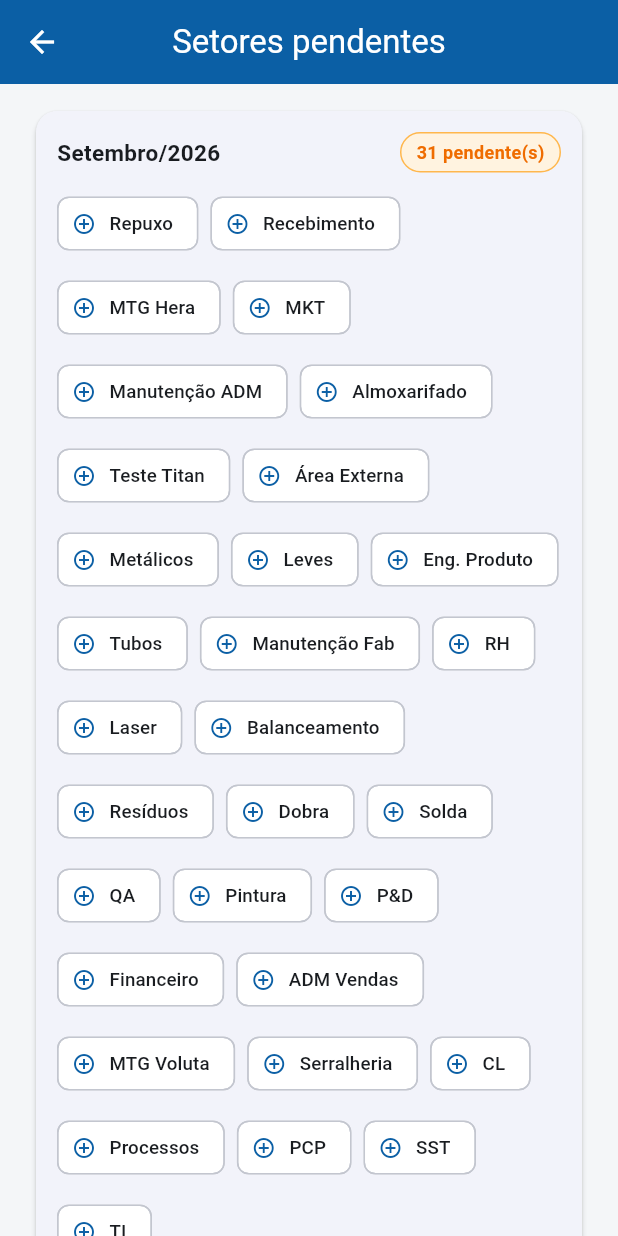
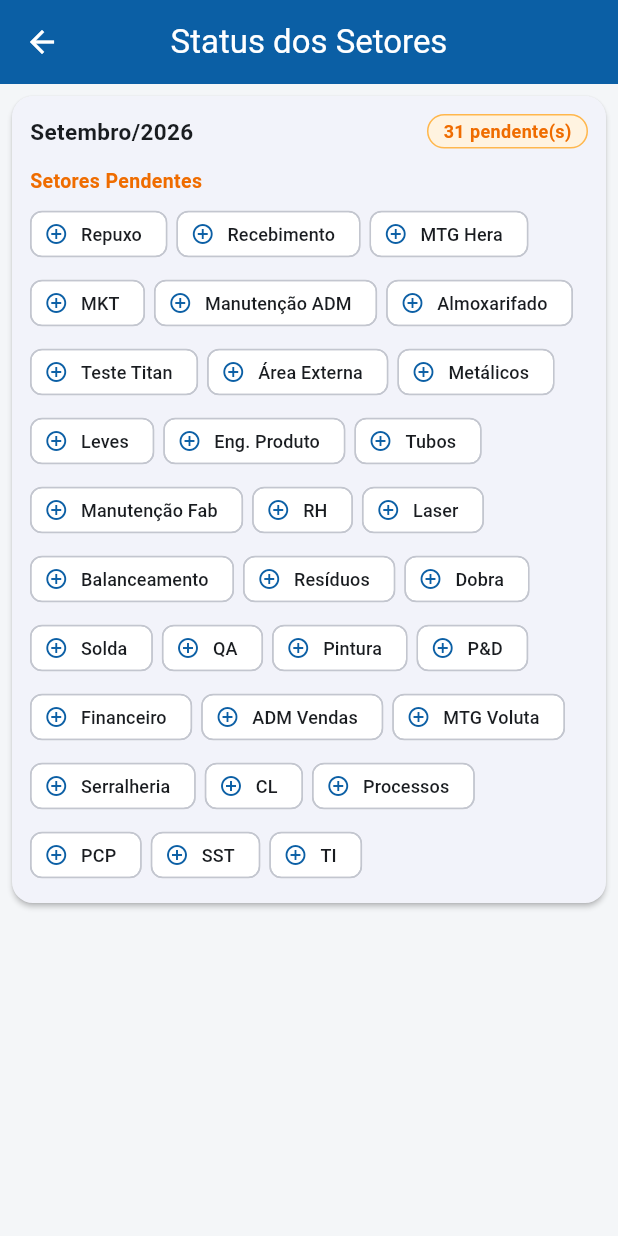
Before and after one commit to pheelpss/auditoria-5s-app, a Flutter app: the IndicatorsScreen screen opened directly, on a phone screen of 412 x 824 dp. Run offline on Flutter 3.47's test engine with Material 3 defaults, Android fonts, the light colour scheme and no system bars; our stand-ins replace file_picker, image_picker, open_filex, percent_indicator, sqflite; accounts and stored records are empty.

Commit message:
Update indicators_screen.dart

```diff
--- a/lib/presentation/screens/indicators_screen.dart
+++ b/lib/presentation/screens/indicators_screen.dart
@@ -8,7 +8,8 @@ import 'audit_form_screen.dart';
 
 /// Tela de Indicadores: mostra, mês a mês, quais setores da lista fixa
 /// ainda não foram auditados — tocar num setor pendente já abre uma
-/// nova auditoria com a área pré-preenchida.
+/// nova auditoria com a área pré-preenchida. Também lista os setores
+/// já auditados para conferência.
 class IndicatorsScreen extends StatefulWidget {
   const IndicatorsScreen({super.key});
 
@@ -31,20 +32,19 @@ class _IndicatorsScreenState extends State<IndicatorsScreen> {
     final groups = _buildPendingGroups(provider.allAudits);
 
     return Scaffold(
-      appBar: AppBar(title: const Text('Setores pendentes')),
+      appBar: AppBar(title: const Text('Status dos Setores')),
       body: provider.isLoading
           ? const Center(child: CircularProgressIndicator())
           : ListView.builder(
-              padding: const EdgeInsets.fromLTRB(12, 12, 12, 24),
+              padding: const EdgeInsets.fromLTRB(8, 8, 8, 24), // Espaçamento reduzido
               itemCount: groups.length,
               itemBuilder: (ctx, i) => _MonthPendingCard(group: groups[i]),
             ),
     );
   }
 
-  /// Monta um grupo por mês/ano — todos os que já têm auditoria salva,
-  /// mais o mês atual (mesmo que ainda não tenha nenhuma), para o
-  /// usuário sempre ver o que falta no mês corrente. Mais recente primeiro.
+  /// Monta um grupo por mês/ano separando o que está pendente do que
+  /// já foi auditado.
   List<_MonthGroup> _buildPendingGroups(List<Audit> audits) {
     const meses = [
       'Janeiro', 'Fevereiro', 'Março', 'Abril', 'Maio', 'Junho',
@@ -76,11 +76,20 @@ class _IndicatorsScreenState extends State<IndicatorsScreen> {
       final parts = key.split('|');
       final mes = parts[0];
       final ano = int.parse(parts[1]);
-      final auditadas = auditedByKey[key]!;
-      final pendentes = setoresAuditaveis
-          .where((s) => !auditadas.contains(s.trim().toLowerCase()))
-          .toList();
-      return _MonthGroup(mes: mes, ano: ano, pendentes: pendentes);
+      final auditadasLowercase = auditedByKey[key]!;
+
+      final pendentes = <String>[];
+      final auditados = <String>[];
+
+      for (final setor in setoresAuditaveis) {
+        if (auditadasLowercase.contains(setor.trim().toLowerCase())) {
+          auditados.add(setor);
+        } else {
+          pendentes.add(setor);
+        }
+      }
+
+      return _MonthGroup(mes: mes, ano: ano, pendentes: pendentes, auditados: auditados);
     }).toList();
   }
 }
@@ -89,7 +98,14 @@ class _MonthGroup {
   final String mes;
   final int ano;
   final List<String> pendentes;
-  _MonthGroup({required this.mes, required this.ano, required this.pendentes});
+  final List<String> auditados;
+
+  _MonthGroup({
+    required this.mes,
+    required this.ano,
+    required this.pendentes,
+    required this.auditados,
+  });
 }
 
 class _MonthPendingCard extends StatelessWidget {
@@ -99,9 +115,11 @@ class _MonthPendingCard extends StatelessWidget {
   @override
   Widget build(BuildContext context) {
     final tudoAuditado = group.pendentes.isEmpty;
+
     return Card(
+      margin: const EdgeInsets.only(bottom: 6), // Redução de espaço vertical
       child: Padding(
-        padding: const EdgeInsets.all(14),
+        padding: const EdgeInsets.all(12),
         child: Column(
           crossAxisAlignment: CrossAxisAlignment.start,
           children: [
@@ -111,7 +129,7 @@ class _MonthPendingCard extends StatelessWidget {
                 Text('${group.mes}/${group.ano}',
                     style: const TextStyle(fontWeight: FontWeight.bold, fontSize: 15)),
                 Container(
-                  padding: const EdgeInsets.symmetric(horizontal: 10, vertical: 4),
+                  padding: const EdgeInsets.symmetric(horizontal: 10, vertical: 2),
                   decoration: BoxDecoration(
                     color: tudoAuditado ? Colors.green.shade50 : Colors.orange.shade50,
                     borderRadius: BorderRadius.circular(20),
@@ -130,15 +148,21 @@ class _MonthPendingCard extends StatelessWidget {
                 ),
               ],
             ),
-            if (!tudoAuditado) ...[
-              const SizedBox(height: 10),
+
+            // --- SEÇÃO: SETORES PENDENTES ---
+            if (group.pendentes.isNotEmpty) ...[
+              const SizedBox(height: 12),
+              Text('Setores Pendentes',
+                style: TextStyle(fontSize: 13, fontWeight: FontWeight.bold, color: Colors.orange.shade800)),
+              const SizedBox(height: 6),
               Wrap(
-                spacing: 8,
-                runSpacing: 8,
+                spacing: 6, // Reduzido de 8 para 6
+                runSpacing: 6,
                 children: group.pendentes.map((setor) {
                   return ActionChip(
+                    visualDensity: VisualDensity.compact,
                     avatar: const Icon(Icons.add_circle_outline, size: 16),
-                    label: Text(setor, style: const TextStyle(fontSize: 12.5)),
+                    label: Text(setor, style: const TextStyle(fontSize: 12)),
                     onPressed: () {
                       context.read<AuditProvider>().startNewAuditFor(
                             area: setor,
@@ -153,6 +177,29 @@ class _MonthPendingCard extends StatelessWidget {
                 }).toList(),
               ),
             ],
+
+            // --- SEÇÃO: SETORES AUDITADOS ---
+            if (group.auditados.isNotEmpty) ...[
+              if (group.pendentes.isNotEmpty) const Divider(height: 20),
+              if (group.pendentes.isEmpty) const SizedBox(height: 12),
+
+              Text('Setores Auditados',
+                style: TextStyle(fontSize: 13, fontWeight: FontWeight.bold, color: Colors.green.shade800)),
+              const SizedBox(height: 6),
+              Wrap(
+                spacing: 6,
+                runSpacing: 6,
+                children: group.auditados.map((setor) {
+                  return Chip(
+                    visualDensity: VisualDensity.compact,
+                    avatar: const Icon(Icons.check_circle, color: Colors.green, size: 16), // Ícone de ✓
+                    label: Text(setor, style: const TextStyle(fontSize: 12)),
+                    backgroundColor: Colors.green.shade50,
+                    side: BorderSide(color: Colors.green.shade200),
+                  );
+                }).toList(),
+              ),
+            ],
           ],
         ),
       ),
```
